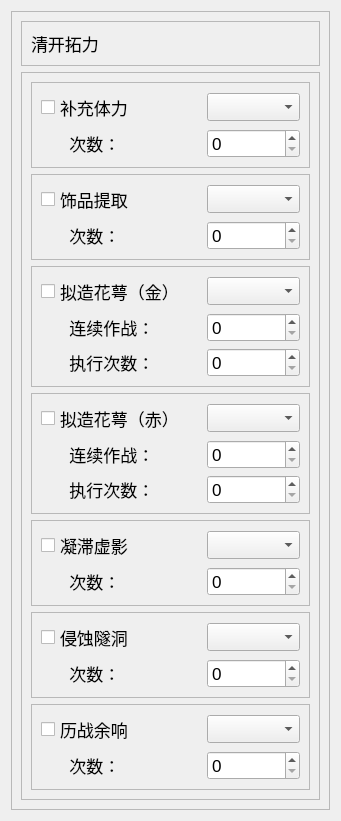
This is res/ui/set_07.ui in Shasnow/StarRailAssistant as Qt 5 draws it before an edit. The edited form follows.
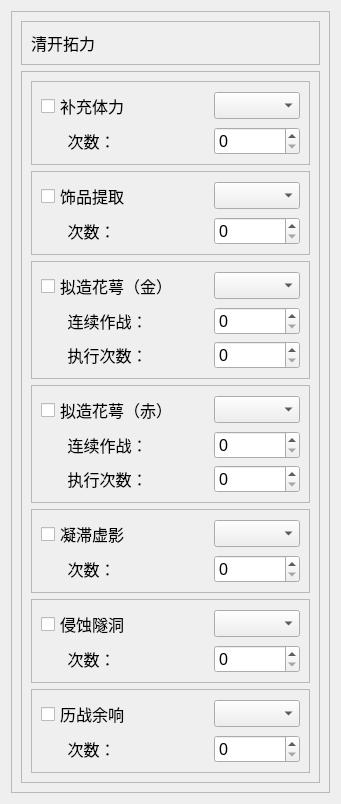
This is the edited form.

The edit to the form file:
```diff
--- a/res/ui/set_07.ui
+++ b/res/ui/set_07.ui
@@ -12,7 +12,7 @@
   </property>
   <property name="font">
    <font>
-    <pointsize>13</pointsize>
+    <pointsize>12</pointsize>
    </font>
   </property>
   <property name="windowTitle">
```
